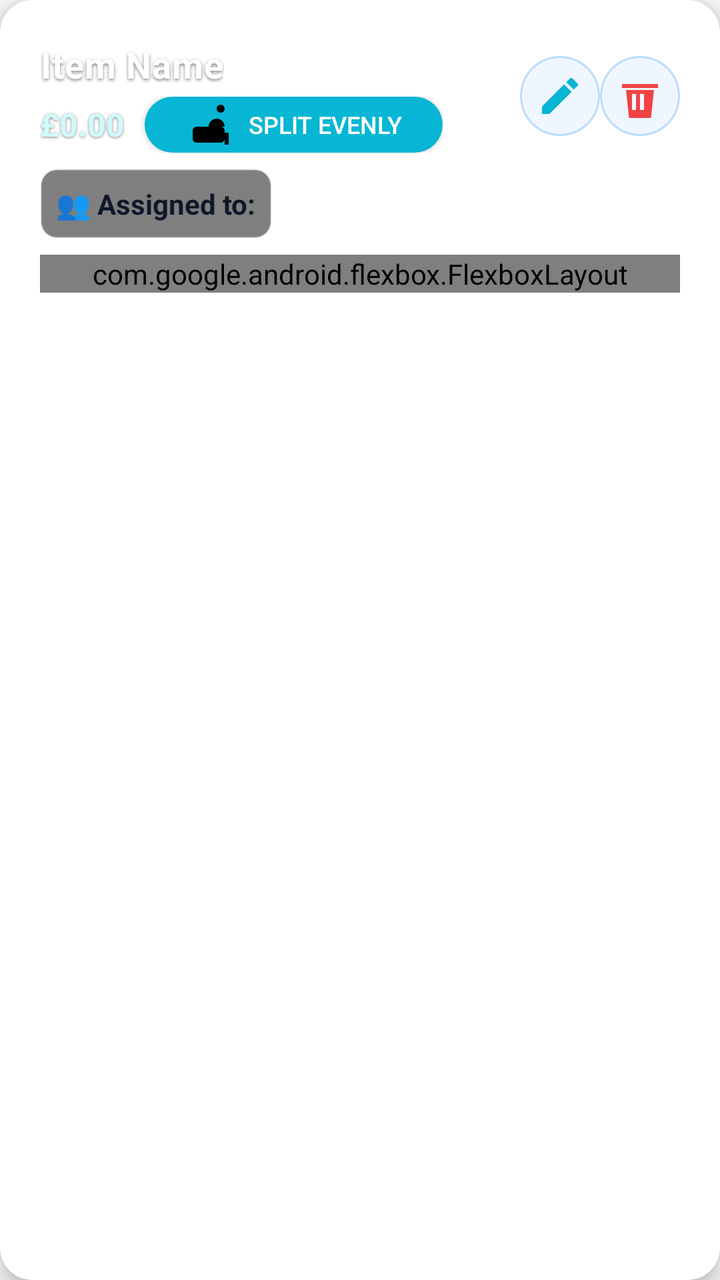
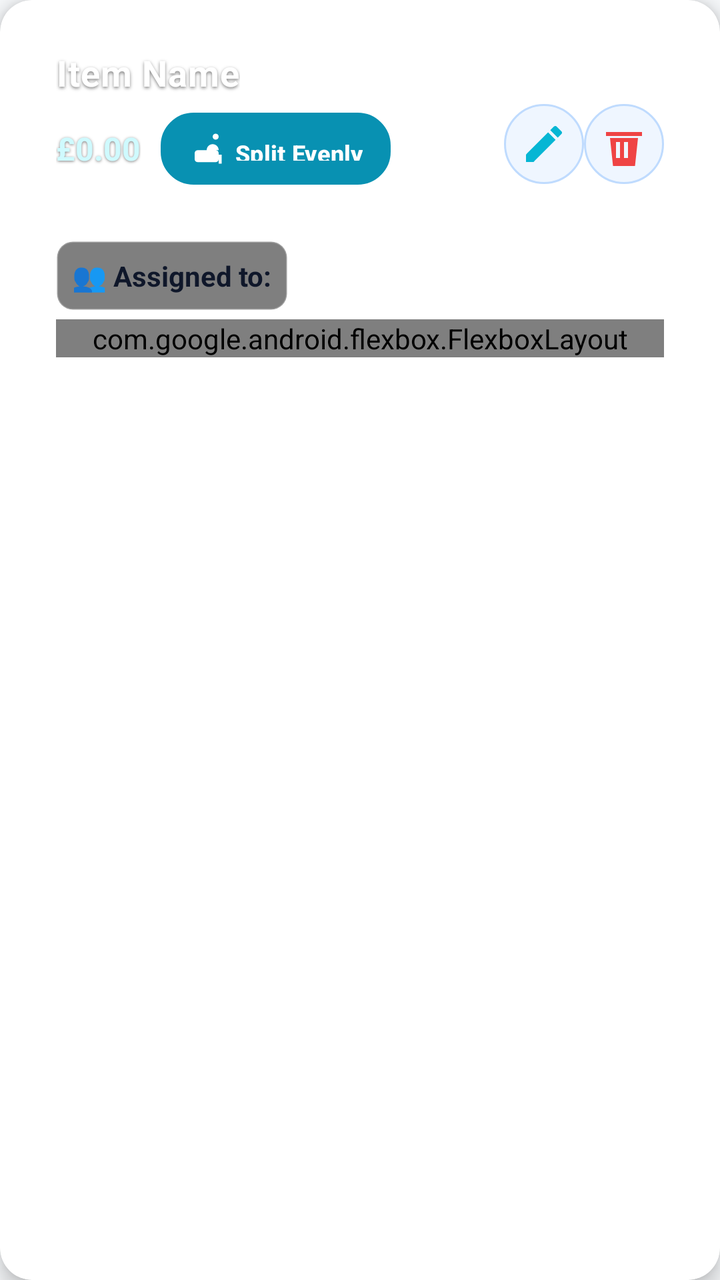

The first picture is an Android layout as it rendered before a commit; the second is the same layout after the commit. The layout source and the unified diff follow.
<!-- AndroidManifest.xml: application theme Theme.NewtownBillSplitter -->
<!-- res/layout/item_bill.xml -->
<?xml version="1.0" encoding="utf-8"?>
<androidx.cardview.widget.CardView xmlns:android="http://schemas.android.com/apk/res/android"
    xmlns:app="http://schemas.android.com/apk/res-auto"
    android:layout_width="match_parent"
    android:layout_height="wrap_content"
    android:layout_margin="8dp"
    app:cardBackgroundColor="@color/background_card"
    app:cardCornerRadius="16dp"
    app:cardElevation="6dp">

    <LinearLayout
        android:layout_width="match_parent"
        android:layout_height="wrap_content"
        android:orientation="vertical"
        android:padding="20dp">

        
        <LinearLayout
            android:layout_width="match_parent"
            android:layout_height="wrap_content"
            android:gravity="center_vertical"
            android:orientation="horizontal">

            <LinearLayout
                android:layout_width="0dp"
                android:layout_height="wrap_content"
                android:layout_weight="1"
                android:orientation="vertical">

                <TextView
                    android:id="@+id/itemName"
                    android:layout_width="wrap_content"
                    android:layout_height="wrap_content"
                    android:text="Item Name"
                    style="@style/TextStyle.ItemName.OnOcean" />

                <LinearLayout
                    android:layout_width="wrap_content"
                    android:layout_height="wrap_content"
                    android:orientation="horizontal"
                    android:layout_marginTop="4dp"
                    android:gravity="center_vertical">
                    <TextView
                        android:id="@+id/itemPrice"
                        android:layout_width="wrap_content"
                        android:layout_height="wrap_content"
                        android:text="£0.00"
                        style="@style/TextStyle.ItemPrice.OnOcean" />
                    <TextView
                        android:id="@+id/itemConfidence"
                        android:layout_width="wrap_content"
                        android:layout_height="wrap_content"
                        android:layout_marginStart="8dp"
                        android:paddingLeft="6dp"
                        android:paddingRight="6dp"
                        android:paddingTop="2dp"
                        android:paddingBottom="2dp"
                        android:text="95%"
                        android:textColor="@color/white"
                        android:textSize="12sp"
                        android:background="@drawable/badge_ok"
                        android:visibility="gone"/>
                    <Button
                        android:id="@+id/splitEvenlyButton"
                        android:layout_width="wrap_content"
                        android:layout_height="28dp"
                        android:layout_marginStart="10dp"
                        android:background="@drawable/button_background_selector"
                        android:text="Split Evenly"
                        android:textColor="@color/white"
                        android:drawableLeft="@drawable/ic_people"
                        android:drawablePadding="8dp"
                        android:paddingLeft="20dp"
                        android:paddingRight="20dp"
                        android:paddingTop="4dp"
                        android:paddingBottom="4dp"
                        android:textSize="12sp"
                        android:elevation="2dp"
                        android:minWidth="0dp"
                        android:minHeight="0dp"
                        android:gravity="center" />
                </LinearLayout>

            </LinearLayout>

            <LinearLayout
                android:layout_width="wrap_content"
                android:layout_height="match_parent"
                android:orientation="horizontal"
                android:gravity="center_vertical">
                <ImageButton
                    android:id="@+id/editItemButton"
                    android:layout_width="40dp"
                    android:layout_height="40dp"
                    android:background="@drawable/circular_button_background"
                    android:contentDescription="Edit item"
                    android:padding="8dp"
                    android:src="@drawable/ic_edit"
                    android:tint="@color/accent_500" />
                <ImageButton
                    android:id="@+id/deleteItemButton"
                    android:layout_width="40dp"
                    android:layout_height="40dp"
                    android:background="@drawable/circular_button_background"
                    android:contentDescription="Delete item"
                    android:padding="8dp"
                    android:src="@drawable/ic_delete"
                    android:tint="@color/error_500" />
            </LinearLayout>
        </LinearLayout>

        
        <LinearLayout
            android:layout_width="match_parent"
            android:layout_height="wrap_content"
            android:layout_marginTop="8dp"
            android:orientation="vertical">

            <TextView
                android:layout_width="wrap_content"
                android:layout_height="wrap_content"
                android:layout_marginBottom="8dp"
                android:text="👥 Assigned to:"
                style="@style/TextStyle.MemberAssignment" />

            <com.google.android.flexbox.FlexboxLayout
                android:id="@+id/memberCheckboxContainer"
                android:layout_width="match_parent"
                android:layout_height="wrap_content"
                app:flexWrap="wrap"
                app:justifyContent="flex_start"
                app:alignItems="center" />

        </LinearLayout>

    </LinearLayout>

</androidx.cardview.widget.CardView>
<!-- resources referenced by this layout -->
<resources>
  <color name="accent_500">#06b6d4</color>
  <color name="background_card">#ffffff</color>
  <color name="error_500">#ef4444</color>
  <color name="white">#FFFFFF</color>
  <!-- drawable badge_ok (drawable) -->
  <?xml version="1.0" encoding="utf-8"?>
  <shape xmlns:android="http://schemas.android.com/apk/res/android" android:shape="rectangle">
      <solid android:color="#10B981"/>
      <corners android:radius="8dp"/>
      <padding android:left="6dp" android:top="2dp" android:right="6dp" android:bottom="2dp"/>
  </shape>
  <!-- drawable button_background_selector (drawable) -->
  <?xml version="1.0" encoding="utf-8"?>
  <ripple xmlns:android="http://schemas.android.com/apk/res/android"
      android:color="@color/accent_700">
      <item>
          <shape android:shape="rectangle">
              <solid android:color="@color/accent_500" />
              <corners android:radius="24dp" />
              <stroke
                  android:width="0dp"
                  android:color="@color/accent_500" />
          </shape>
      </item>
  </ripple>
  <!-- drawable circular_button_background (drawable) -->
  <?xml version="1.0" encoding="utf-8"?>
  <ripple xmlns:android="http://schemas.android.com/apk/res/android"
      android:color="@color/blue_200">
      <item>
          <shape android:shape="oval">
              <solid android:color="@color/blue_50" />
              <stroke
                  android:width="1dp"
                  android:color="@color/blue_200" />
          </shape>
      </item>
  </ripple>
  <!-- drawable ic_delete (drawable) -->
  <?xml version="1.0" encoding="utf-8"?>
  <vector xmlns:android="http://schemas.android.com/apk/res/android"
      android:width="24dp"
      android:height="24dp"
      android:viewportWidth="24"
      android:viewportHeight="24">
      <path
          android:fillColor="#FF4444"
          android:pathData="M3,6h18v2H3V6zm2,3h14l-1.5,14h-11L5,9zm3,2v8h2v-8H8zm4,0v8h2v-8h-2z"/>
  </vector>
  <style name="TextStyle.ItemPrice.OnOcean">
          <item name="android:textColor">@color/text_on_ocean_emphasis</item>
          <item name="android:textSize">16sp</item>
          <item name="android:textStyle">bold</item>
          <item name="android:shadowColor">#80000000</item>
          <item name="android:shadowDx">0</item>
          <item name="android:shadowDy">1</item>
          <item name="android:shadowRadius">3</item>
      </style>
  <style name="TextStyle.MemberAssignment">
          <item name="android:textColor">@color/text_primary</item>
          <item name="android:textSize">14sp</item>
          <item name="android:textStyle">bold</item>
          <item name="android:background">@drawable/text_background_ocean</item>
          <item name="android:padding">8dp</item>
      </style>
  <color name="accent_700">#0e7490</color>
  <color name="blue_200">#BFDBFE</color>
  <color name="blue_50">#EFF6FF</color>
  <color name="text_on_ocean_emphasis">#cffafe</color>
  <color name="text_primary">#0f172a</color>
  <!-- drawable text_background_ocean (drawable) -->
  <?xml version="1.0" encoding="utf-8"?>
  <shape xmlns:android="http://schemas.android.com/apk/res/android">
      <solid android:color="#80000000" />
      <corners android:radius="8dp" />
      <stroke 
          android:width="1dp" 
          android:color="#40ffffff" />
  </shape>
  <color name="primary_500">#0891b2</color>
  <color name="primary_700">#155e75</color>
  <color name="background_primary">#f8fafc</color>
  <color name="text_secondary">#475569</color>
  <!-- unchanged entries left out for length: 4 -->
</resources>

<!-- the commit's change to res/layout/item_bill.xml (unified diff, before → after) -->
@@ -12,7 +12,7 @@
         android:layout_width="match_parent"
         android:layout_height="wrap_content"
         android:orientation="vertical"
-        android:padding="20dp">
+        android:padding="28dp">
 
         
         <LinearLayout
@@ -25,7 +25,8 @@
                 android:layout_width="0dp"
                 android:layout_height="wrap_content"
                 android:layout_weight="1"
-                android:orientation="vertical">
+                android:orientation="vertical"
+                android:layout_marginBottom="8dp">
 
                 <TextView
                     android:id="@+id/itemName"
@@ -38,8 +39,9 @@
                     android:layout_width="wrap_content"
                     android:layout_height="wrap_content"
                     android:orientation="horizontal"
-                    android:layout_marginTop="4dp"
-                    android:gravity="center_vertical">
+                    android:layout_marginTop="8dp"
+                    android:gravity="center_vertical"
+                    android:layout_marginBottom="12dp">
                     <TextView
                         android:id="@+id/itemPrice"
                         android:layout_width="wrap_content"
@@ -60,25 +62,52 @@
                         android:textSize="12sp"
                         android:background="@drawable/badge_ok"
                         android:visibility="gone"/>
-                    <Button
+                    <com.google.android.material.button.MaterialButton
                         android:id="@+id/splitEvenlyButton"
                         android:layout_width="wrap_content"
-                        android:layout_height="28dp"
+                        android:layout_height="36dp"
                         android:layout_marginStart="10dp"
-                        android:background="@drawable/button_background_selector"
                         android:text="Split Evenly"
                         android:textColor="@color/white"
-                        android:drawableLeft="@drawable/ic_people"
-                        android:drawablePadding="8dp"
-                        android:paddingLeft="20dp"
-                        android:paddingRight="20dp"
-                        android:paddingTop="4dp"
-                        android:paddingBottom="4dp"
                         android:textSize="12sp"
-                        android:elevation="2dp"
+                        android:textStyle="bold"
+                        android:paddingLeft="14dp"
+                        android:paddingRight="14dp"
+                        android:paddingTop="8dp"
+                        android:paddingBottom="8dp"
+                        android:elevation="4dp"
                         android:minWidth="0dp"
                         android:minHeight="0dp"
-                        android:gravity="center" />
+                        android:gravity="center"
+                        style="@style/Widget.Material3.Button"
+                        android:background="@drawable/split_evenly_button_background"
+                        app:icon="@drawable/ic_people"
+                        app:iconTint="@color/white"
+                        app:iconGravity="textStart"
+                        app:iconPadding="5dp"
+                        app:cornerRadius="18dp" />
+
+                    <com.google.android.material.button.MaterialButton
+                        android:id="@+id/voucherToggleButton"
+                        android:layout_width="wrap_content"
+                        android:layout_height="36dp"
+                        android:layout_marginStart="10dp"
+                        android:text="📉 Discount"
+                        android:textColor="@color/white"
+                        android:textSize="12sp"
+                        android:textStyle="bold"
+                        android:paddingLeft="14dp"
+                        android:paddingRight="14dp"
+                        android:paddingTop="8dp"
+                        android:paddingBottom="8dp"
+                        android:elevation="4dp"
+                        android:minWidth="0dp"
+                        android:minHeight="0dp"
+                        android:gravity="center"
+                        style="@style/Widget.Material3.Button"
+                        android:backgroundTint="#64748B"
+                        app:cornerRadius="18dp"
+                        android:visibility="gone"/>
                 </LinearLayout>
 
             </LinearLayout>
@@ -113,7 +142,7 @@
         <LinearLayout
             android:layout_width="match_parent"
             android:layout_height="wrap_content"
-            android:layout_marginTop="8dp"
+            android:layout_marginTop="4dp"
             android:orientation="vertical">
 
             <TextView
@@ -129,7 +158,9 @@
                 android:layout_height="wrap_content"
                 app:flexWrap="wrap"
                 app:justifyContent="flex_start"
-                app:alignItems="center" />
+                app:alignItems="center"
+                app:alignContent="flex_start"
+                android:layout_marginTop="-4dp" />
 
         </LinearLayout>
 
<!-- resource entries referenced after the edit -->
@@ -11,20 +11,6 @@
       <corners android:radius="8dp"/>
       <padding android:left="6dp" android:top="2dp" android:right="6dp" android:bottom="2dp"/>
   </shape>
-  <!-- drawable button_background_selector (drawable) -->
-  <?xml version="1.0" encoding="utf-8"?>
-  <ripple xmlns:android="http://schemas.android.com/apk/res/android"
-      android:color="@color/accent_700">
-      <item>
-          <shape android:shape="rectangle">
-              <solid android:color="@color/accent_500" />
-              <corners android:radius="24dp" />
-              <stroke
-                  android:width="0dp"
-                  android:color="@color/accent_500" />
-          </shape>
-      </item>
-  </ripple>
   <!-- drawable circular_button_background (drawable) -->
   <?xml version="1.0" encoding="utf-8"?>
   <ripple xmlns:android="http://schemas.android.com/apk/res/android"
@@ -49,6 +35,24 @@
           android:fillColor="#FF4444"
           android:pathData="M3,6h18v2H3V6zm2,3h14l-1.5,14h-11L5,9zm3,2v8h2v-8H8zm4,0v8h2v-8h-2z"/>
   </vector>
+  <!-- drawable split_evenly_button_background (drawable) -->
+  <?xml version="1.0" encoding="utf-8"?>
+  <ripple xmlns:android="http://schemas.android.com/apk/res/android"
+      android:color="@color/accent_700">
+      <item>
+          <shape android:shape="rectangle">
+              <gradient
+                  android:type="linear"
+                  android:angle="0"
+                  android:startColor="@color/accent_600"
+                  android:endColor="@color/accent_700" />
+              <corners android:radius="16dp" />
+              <stroke
+                  android:width="1dp"
+                  android:color="@color/accent_500" />
+          </shape>
+      </item>
+  </ripple>
   <style name="TextStyle.ItemPrice.OnOcean">
           <item name="android:textColor">@color/text_on_ocean_emphasis</item>
           <item name="android:textSize">16sp</item>
@@ -66,6 +70,7 @@
           <item name="android:padding">8dp</item>
       </style>
   <color name="accent_700">#0e7490</color>
+  <color name="accent_600">#0891b2</color>
   <color name="blue_200">#BFDBFE</color>
   <color name="blue_50">#EFF6FF</color>
   <color name="text_on_ocean_emphasis">#cffafe</color>
